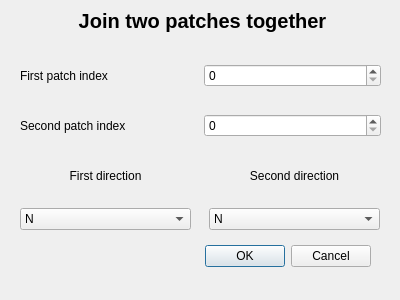
Moenish/II_II-CAGD, file Labor/GUI/PatchJoinWindow.ui: the form before one commit.
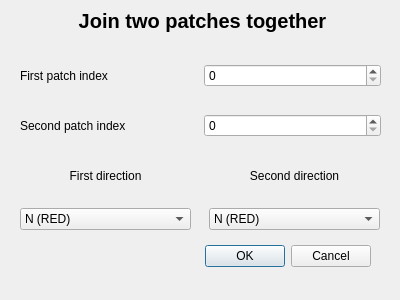
The form after the commit.

```diff
--- a/Labor/GUI/PatchJoinWindow.ui
+++ b/Labor/GUI/PatchJoinWindow.ui
@@ -78,11 +78,11 @@
     <item>
      <widget class="QComboBox" name="patchJoinSecondDirectionComboBox">
       <property name="currentText">
-       <string>N</string>
+       <string>N (RED)</string>
       </property>
       <item>
        <property name="text">
-        <string>N</string>
+        <string>N (RED)</string>
        </property>
       </item>
       <item>
@@ -175,11 +175,11 @@
     <item>
      <widget class="QComboBox" name="patchJoinFirstDirectionComboBox">
       <property name="currentText">
-       <string>N</string>
+       <string>N (RED)</string>
       </property>
       <item>
        <property name="text">
-        <string>N</string>
+        <string>N (RED)</string>
        </property>
       </item>
       <item>
```
Left out of the diff: 28 changed lines with no effect on the pictures.
